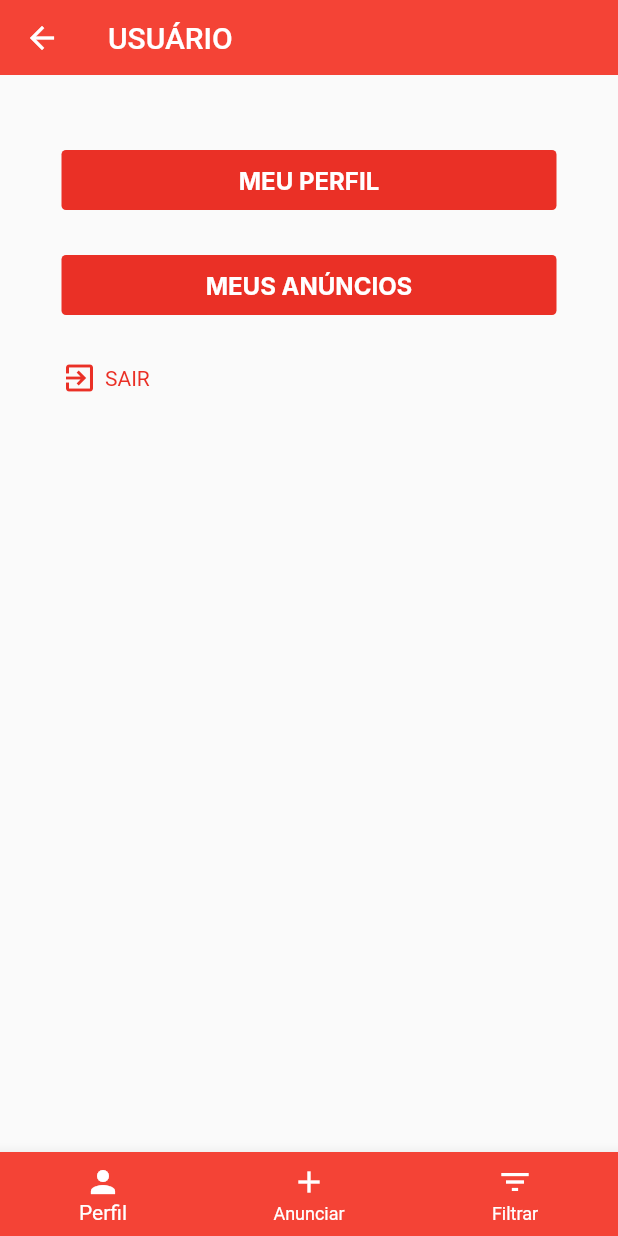
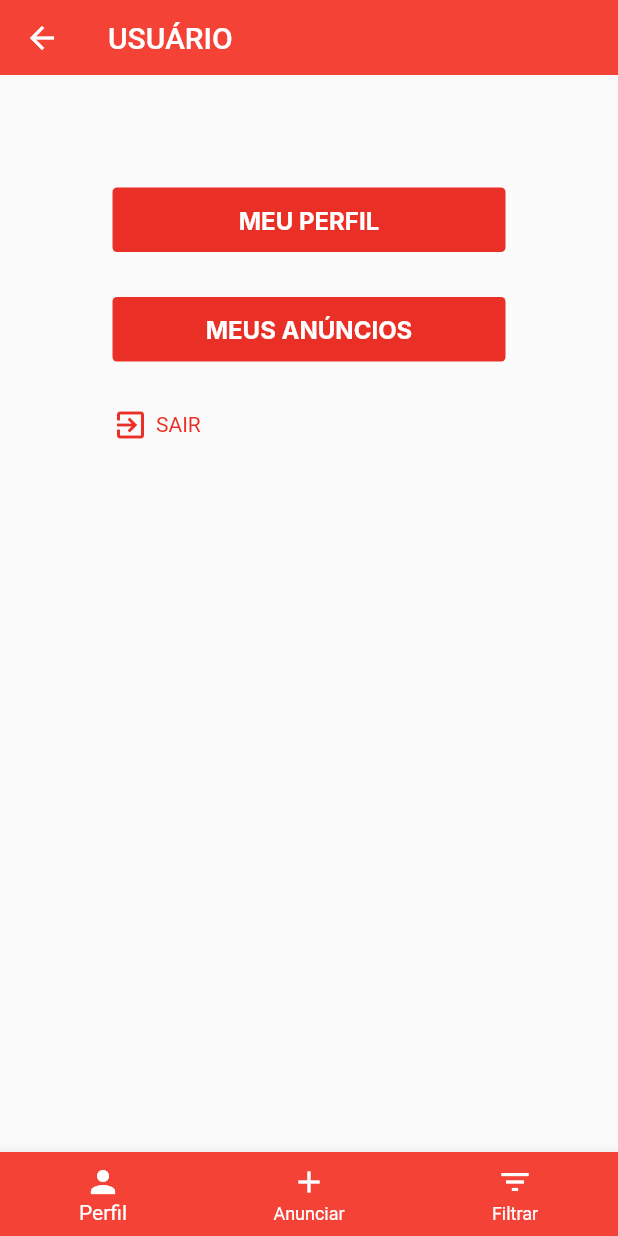
Before and after one commit to rayllander/melancia_express, a Flutter app: the ProfilePage screen opened by its route, on a phone screen of 412 x 824 dp. Run offline on Flutter 3.47's test engine with Material 2 defaults, Android fonts, the phone set to English and light mode, and no system bars; Roboto replaces fonts that are missing (Inter).

Commit message:
alterações: botão e "meu perfil"

```diff
--- a/lib/view/components/my_button.dart
+++ b/lib/view/components/my_button.dart
@@ -16,8 +16,7 @@ class MyButton extends StatelessWidget {
     return GestureDetector(
       onTap: onTapButton,
       child: Container(
-        height: 40,
-        width: 270,
+        padding: EdgeInsets.all(12),
         alignment: Alignment.center,
         decoration: BoxDecoration(
           color: Color(0xFFEA3026),
--- a/lib/view/pages/profile_page.dart
+++ b/lib/view/pages/profile_page.dart
@@ -10,38 +10,29 @@ class ProfilePage extends StatelessWidget {
     return Scaffold(
       appBar: MyAppBar(title: 'USUÁRIO'),
       body: Padding(
-        padding: EdgeInsets.only(
-          top: 50,
-        ),
+        padding: EdgeInsets.all(75),
         child: Center(
           child: Column(
-            mainAxisAlignment: MainAxisAlignment.start,
-            crossAxisAlignment: CrossAxisAlignment.center,
+            // mainAxisAlignment: MainAxisAlignment.start,
+            //crossAxisAlignment: CrossAxisAlignment.center,
             children: [
-              Container(
-                width: 330,
-                child: MyButton(
+              MyButton(
                 buttonText: 'MEU PERFIL',
                 onTapButton: () {
                   goToMyPerfil(context);
                 },
               ),
-              ),
               SizedBox(height: 30),
-              Container(
-                width: 330,
-                child: MyButton(
+              MyButton(
                 buttonText: 'MEUS ANÚNCIOS',
                 onTapButton: () {
                   goToMyAnnouncement(context);
                 },
               ),
-              ),
               SizedBox(height: 30),
               Container(
-                width: 330,
                 child: Row(
-                  mainAxisAlignment: MainAxisAlignment.start,
+                  // mainAxisAlignment: MainAxisAlignment.start,
                   children: [
                     Icon(Icons.exit_to_app, color: Color(0xFFEA3026)),
                     SizedBox(width: 5),
```
Lines whose indentation alone changed are shown as unchanged.
